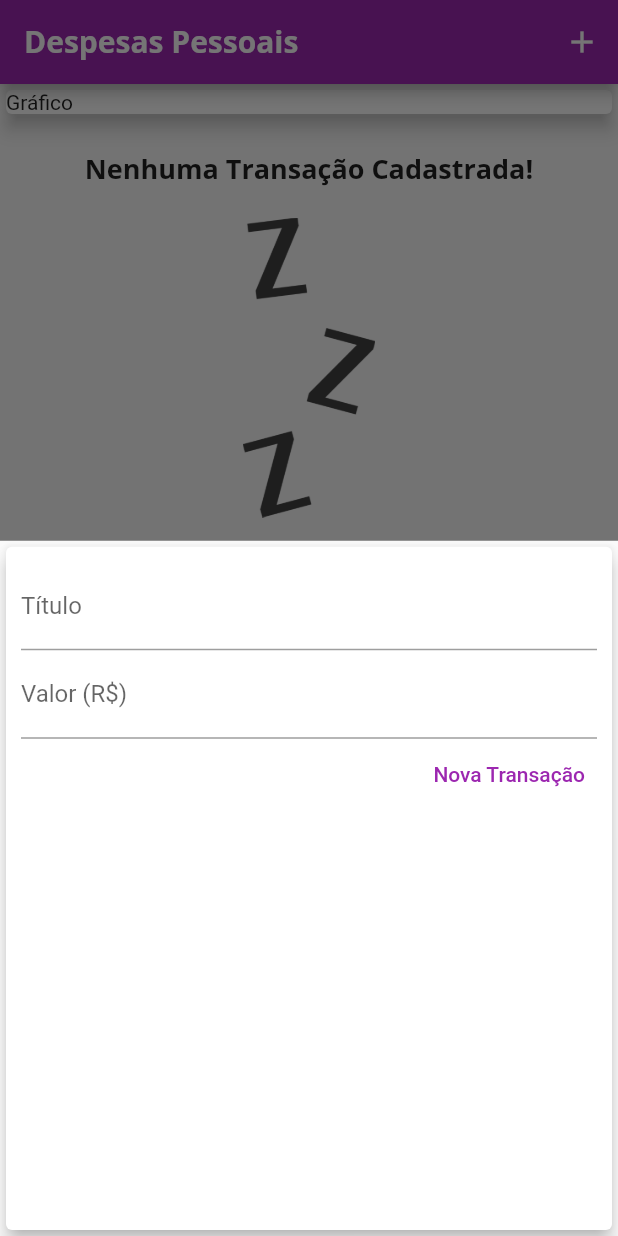
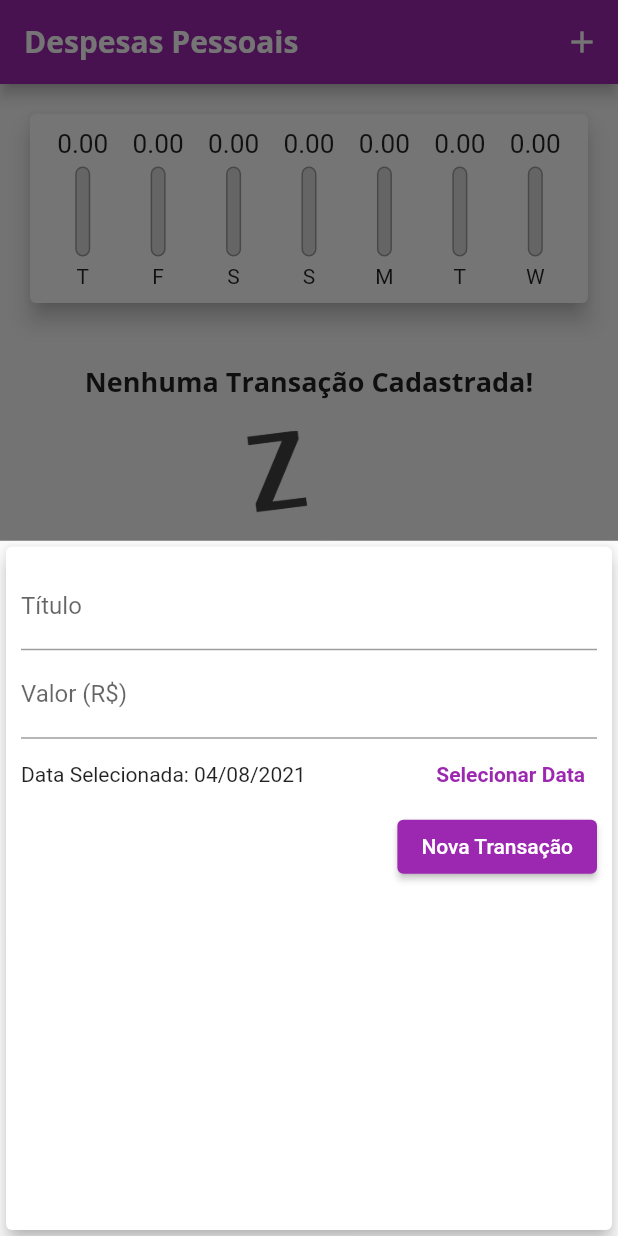
Before and after one commit to Gastongouveia/expenses_flutter, a Flutter app: the screen it shows after launch, after a tap on the "add" icon, on a phone screen of 412 x 824 dp. Run offline on Flutter 3.47's test engine with Material 2 defaults, Android fonts, the phone set to English and light mode, and no system bars.

Commit message:
feat: inserir data

```diff
--- /dev/null
+++ b/lib/components/chart.dart
@@ -0,0 +1,67 @@
+import 'package:flutter/material.dart';
+import '../models/transaction.dart';
+import 'package:intl/intl.dart';
+import 'chart_bar.dart';
+
+class Chart extends StatelessWidget {
+  final List<Transaction> recentTransaction;
+
+  Chart(this.recentTransaction);
+
+  List<Map<String, Object>> get groupedTransactions {
+    return List.generate(7, (index) {
+      final weekday = DateTime.now().subtract(
+        Duration(days: index),
+      );
+
+      double totalSum = 0.0;
+
+      for (var i = 0; i < recentTransaction.length; i++) {
+        bool sameDay = recentTransaction[i].date.day == weekday.day;
+        bool sameMonth = recentTransaction[i].date.month == weekday.month;
+        bool sameYear = recentTransaction[i].date.year == weekday.year;
+
+        if (sameDay && sameMonth && sameYear) {
+          totalSum += recentTransaction[i].value;
+        }
+      }
+
+      print(DateFormat.E().format(weekday)[0]);
+      print(totalSum);
+
+      return {
+        'day': DateFormat.E().format(weekday)[0],
+        'value': totalSum,
+      };
+    }).reversed.toList();
+  }
+
+  double get _weeekTotalValue {
+    return groupedTransactions.fold(0.0, (sum, tr) {
+      return sum + (tr['value'] as double);
+    });
+  }
+
+  @override
+  Widget build(BuildContext context) {
+    return Card(
+      elevation: 6,
+      margin: EdgeInsets.all(20),
+      child: Padding(
+        padding: const EdgeInsets.all(10),
+        child: Row(
+          children: groupedTransactions.map((tr) {
+            return Flexible(
+              fit: FlexFit.tight,
+              child: ChartBar(
+                label: tr['day'] as String,
+                value: tr['value'] as double,
+                percentage: _weeekTotalValue == 0 ? 0 : (tr['value'] as double) /  _weeekTotalValue,
+              ),
+            );
+          }).toList(),
+        ),
+      ),
+    );
+  }
+}
--- /dev/null
+++ b/lib/components/chart_bar.dart
@@ -0,0 +1,54 @@
+import 'package:flutter/material.dart';
+
+class ChartBar extends StatelessWidget {
+  final String label;
+  final double value;
+  final double percentage;
+
+  ChartBar({
+    required this.label,
+    required this.value,
+    required this.percentage,
+  });
+
+  @override
+  Widget build(BuildContext context) {
+    return Column(
+      children: [
+        Container(
+          height: 20,
+          child: FittedBox(
+            child: Text('${value.toStringAsFixed(2)}'),
+          ),
+        ),
+        SizedBox(height: 5),
+        Container(
+          height: 60,
+          width: 10,
+          child: Stack(
+            alignment: Alignment.bottomCenter,
+            children: [
+              Container(
+                decoration: BoxDecoration(
+                    border: Border.all(color: Colors.grey, width: 1.0),
+                    color: Color.fromRGBO(220, 220, 220, 1),
+                    borderRadius: BorderRadius.circular(5)),
+              ),
+              FractionallySizedBox(
+                heightFactor: percentage,
+                child: Container(
+                  decoration: BoxDecoration(
+                    color: Theme.of(context).primaryColor,
+                    borderRadius: BorderRadius.circular(5),
+                  ),
+                ),
+              )
+            ],
+          ),
+        ),
+        SizedBox(height: 5),
+        Text(label),
+      ],
+    );
+  }
+}
--- a/lib/components/transaction_form.dart
+++ b/lib/components/transaction_form.dart
@@ -1,7 +1,8 @@
 import 'package:flutter/material.dart';
+import 'package:intl/intl.dart';
 
 class TransactionForm extends StatefulWidget {
-  final void Function(String, double) onSubmit;
+  final void Function(String, double, DateTime) onSubmit;
 
   TransactionForm(this.onSubmit);
 
@@ -10,19 +11,36 @@ class TransactionForm extends StatefulWidget {
 }
 
 class _TransactionFormState extends State<TransactionForm> {
-  final titleController = TextEditingController();
-
-  final valueController = TextEditingController();
+  final _titleController = TextEditingController();
+  final _valueController = TextEditingController();
+  DateTime? _selectedDate = DateTime.now();
 
   _submitForm() {
-    final title = titleController.text;
-    final value = double.tryParse(valueController.text) ?? 0.0;
+    final title = _titleController.text;
+    final value = double.tryParse(_valueController.text) ?? 0.0;
 
-    if (title.isEmpty || value <= 0) {
+    if (title.isEmpty || value <= 0 || _selectedDate == null) {
       return;
     }
 
-    widget.onSubmit(title, value);
+    widget.onSubmit(title, value, _selectedDate!);
+  }
+
+  _showDatePicker() {
+    showDatePicker(
+      context: context,
+      initialDate: DateTime.now(),
+      firstDate: DateTime(2019),
+      lastDate: DateTime.now(),
+    ).then((pickedDate) {
+      if(pickedDate == null) {
+        return;
+      }
+
+      setState(() {
+      _selectedDate = pickedDate;
+      });
+    });
   }
 
   @override
@@ -33,28 +51,44 @@ class _TransactionFormState extends State<TransactionForm> {
         padding: const EdgeInsets.all(10),
         child: Column(children: [
           TextField(
-            controller: titleController,
+            controller: _titleController,
             onSubmitted: (_) => _submitForm(),
             decoration: InputDecoration(
               labelText: 'Título',
             ),
           ),
           TextField(
-            controller: valueController,
+            controller: _valueController,
             keyboardType: TextInputType.numberWithOptions(
                 decimal: true), // options necessário para ios
             onSubmitted: (_) => _submitForm(),
             decoration: InputDecoration(labelText: 'Valor (R\$)'),
           ),
           Row(
+            children: [
+              Expanded(
+                child: Text(
+                  _selectedDate == null ? 'Nenhuma data selecionada!'
+                  : 'Data Selecionada: ${DateFormat('dd/MM/y').format(_selectedDate!)}',
+                  ),
+              ),
+              TextButton(
+                child: Text(
+                  'Selecionar Data',
+                  style: TextStyle(
+                    fontWeight: FontWeight.bold,
+                  ),
+                ),
+                onPressed: _showDatePicker,
+              )
+            ],
+          ),
+          Row(
             mainAxisAlignment: MainAxisAlignment.end,
             children: [
-              TextButton(
+              ElevatedButton(
                 child: Text(
                   'Nova Transação',
-                  style: TextStyle(
-                    color: Colors.purple,
-                  ),
                 ),
                 onPressed: _submitForm,
               )
--- a/lib/main.dart
+++ b/lib/main.dart
@@ -2,6 +2,7 @@ import 'package:flutter/material.dart';
 import 'dart:math';
 import 'components/transaction_form.dart';
 import 'components/transaction_list.dart';
+import 'components/chart.dart';
 import 'models/transaction.dart';
 
 main() => runApp(ExpensesApp());
@@ -38,33 +39,34 @@ class MyHomePage extends StatefulWidget {
 }
 
 class _MyHomePageState extends State<MyHomePage> {
-  final List<Transaction> _transactions = [
-    // Transaction(
-    //   id: 't1',
-    //   title: 'Novo Tênis de Corrida',
-    //   value: 310.76,
-    //   date: DateTime.now(),
-    // ),
-    // Transaction(
-    //   id: 't2',
-    //   title: 'Conta de luz',
-    //   value: 211.30,
-    //   date: DateTime.now(),
-    // ),
-  ];
+  final List<Transaction> _transactions = [];
 
-  _addTransaction(String title, double value) {
+  List<Transaction> get _recentTransactions {
+    return _transactions.where((tr) {
+      return tr.date.isAfter(DateTime.now().subtract(
+        Duration(days: 7),
+      ));
+    }).toList();
+  }
+
+  _addTransaction(String title, double value, DateTime date) {
     final newTransaction = Transaction(
       id: Random().nextDouble().toString(),
       title: title,
       value: value,
-      date: DateTime.now(),
+      date: date,
     );
     setState(() {
       _transactions.add(newTransaction);
     });
 
     Navigator.of(context).pop();
+  }
+
+  _removeTransaction(String id) {
+    setState(() {
+      _transactions.removeWhere((tr) => tr.id == id);
+    });
   }
 
   _openTransactionFormModal(BuildContext context) {
@@ -91,13 +93,8 @@ class _MyHomePageState extends State<MyHomePage> {
         child: Column(
           crossAxisAlignment: CrossAxisAlignment.stretch,
           children: [
-            Container(
-              child: Card(
-                child: Text('Gráfico'),
-                elevation: 5,
-              ),
-            ),
-            TransactionList(_transactions),
+            Chart(_recentTransactions),
+            TransactionList(_transactions, _removeTransaction),
           ],
         ),
       ),
```
Also changed, not shown: lib/components/transaction_list.dart (+29 -36 lines).
